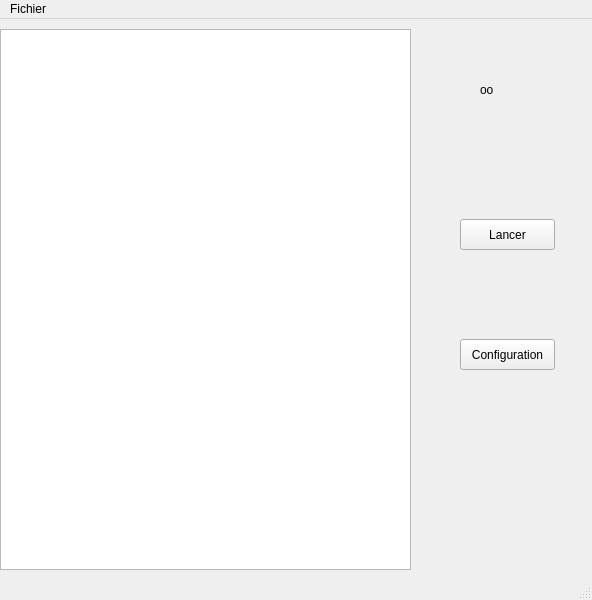
First picture: the form in clustershell_IHM/clustershell_IHM.ui, repository gdubroeucq/Clustershell_G-G, before the edit.
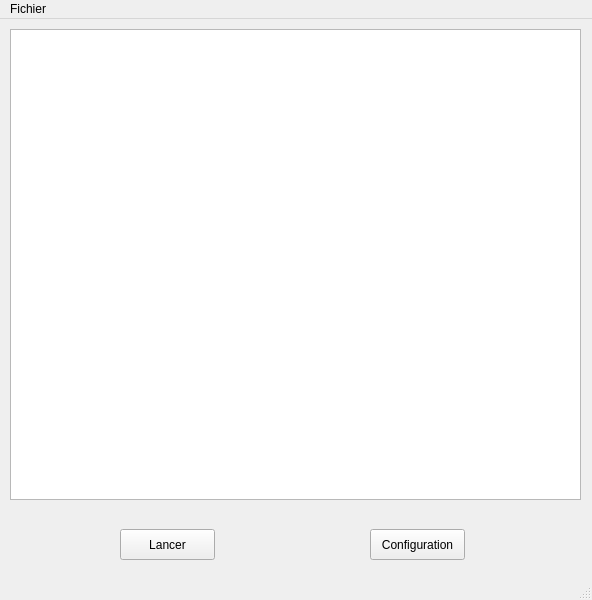
Second picture: the form after the edit.

Patch:
```diff
--- a/clustershell_IHM/clustershell_IHM.ui
+++ b/clustershell_IHM/clustershell_IHM.ui
@@ -17,8 +17,8 @@
    <widget class="QPushButton" name="pushButton">
     <property name="geometry">
      <rect>
-      <x>460</x>
-      <y>320</y>
+      <x>370</x>
+      <y>510</y>
       <width>95</width>
       <height>31</height>
      </rect>
@@ -27,24 +27,11 @@
      <string>Configuration</string>
     </property>
    </widget>
-   <widget class="QLabel" name="label">
-    <property name="geometry">
-     <rect>
-      <x>480</x>
-      <y>60</y>
-      <width>66</width>
-      <height>21</height>
-     </rect>
-    </property>
-    <property name="text">
-     <string>oo</string>
-    </property>
-   </widget>
    <widget class="QPushButton" name="pushButton_2">
     <property name="geometry">
      <rect>
-      <x>460</x>
-      <y>200</y>
+      <x>120</x>
+      <y>510</y>
       <width>95</width>
       <height>31</height>
      </rect>
@@ -56,10 +43,10 @@
    <widget class="QListWidget" name="listWidget">
     <property name="geometry">
      <rect>
-      <x>0</x>
+      <x>10</x>
       <y>10</y>
-      <width>411</width>
-      <height>541</height>
+      <width>571</width>
+      <height>471</height>
      </rect>
     </property>
    </widget>
```
